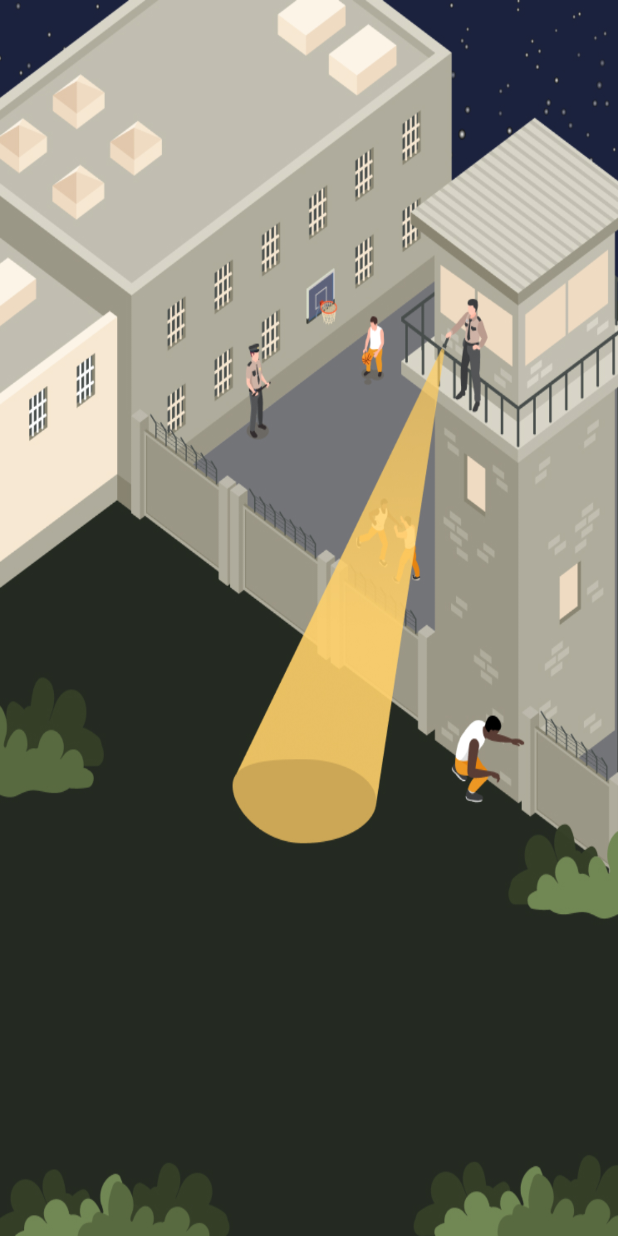
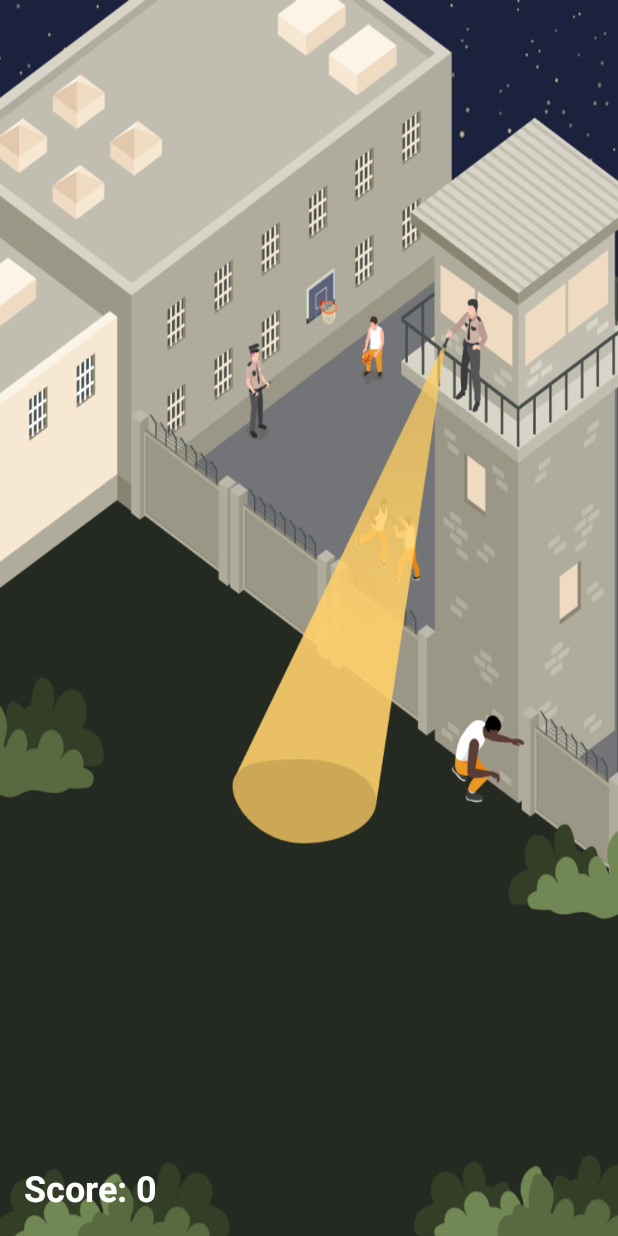
Before and after one commit to noura1133/prisoner, an Android app: the screen it shows after launch (GameActivity), after a tap on "Jouer", on a phone screen of 412 x 824 dp. Run offline under Robolectric (Android 15) with nearby library versions, the phone set to English and light mode, and no system bars.

Commit message:
score + timer

```diff
--- a/app/src/main/java/prisoner/sdl/GameActivity.java
+++ b/app/src/main/java/prisoner/sdl/GameActivity.java
@@ -13,6 +13,7 @@ import android.media.AudioRecord;
 import android.app.Activity;
 import android.os.Bundle;
 import android.util.Log;
+import android.widget.TextView;
 
 import androidx.activity.EdgeToEdge;
 import androidx.appcompat.app.AppCompatActivity;
@@ -20,6 +21,8 @@ import androidx.core.graphics.Insets;
 import androidx.core.view.ViewCompat;
 import androidx.core.view.WindowInsetsCompat;
 
+import java.util.ArrayList;
+import java.util.Arrays;
 import java.util.Random;
 
 public class GameActivity extends AppCompatActivity implements SensorEventListener {
@@ -29,6 +32,8 @@ public class GameActivity extends AppCompatActivity implements SensorEventListen
     private Sensor lightSensor;
 
     private GameTypeEnum gameType;
+
+    private Integer score = 0;
 
     private long currentTimeMillis = System.currentTimeMillis();
     private Random random = new Random();
@@ -43,6 +48,14 @@ public class GameActivity extends AppCompatActivity implements SensorEventListen
         gameType = getRandomGameType();
         setBackground();
 
+        // Init score
+        Intent intent = getIntent();
+        String scoreString = intent.getStringExtra("score");
+        Integer scoreFromThread = (scoreString != null) ? Integer.parseInt(scoreString) : null;
+        score = (scoreFromThread != null) ? scoreFromThread : 0;
+
+
+        // Init sensor
         sensorManager = (SensorManager) getSystemService(Context.SENSOR_SERVICE);
         accelerometer = sensorManager.getDefaultSensor(Sensor.TYPE_ACCELEROMETER);
         lightSensor = sensorManager.getDefaultSensor(Sensor.TYPE_LIGHT);
@@ -70,7 +83,7 @@ public class GameActivity extends AppCompatActivity implements SensorEventListen
             }
         }
         if (event.sensor.getType() == Sensor.TYPE_LIGHT) {
-            checkLose();
+            checkLoose();
             if(gameType == GameTypeEnum.LIGHT && event.values[0] < 10 ){
                 gameManager();
             }
@@ -82,14 +95,21 @@ public class GameActivity extends AppCompatActivity implements SensorEventListen
 
     public void gameManager(){
         gameType = getRandomGameType();
+        score ++;
+        // TODO
+        // Mettre ça autre part ??
+        TextView scoreTextView = findViewById(R.id.textViewScore);
+        scoreTextView.setText(score == null ? "0" : String.valueOf(score));
         if(gameType == GameTypeEnum.OFFICER){
             Intent intent = new Intent(GameActivity.this, BushActivity.class);
+            intent.putExtra("score", String.valueOf(score));
+            intent.putExtra("timer", MAX_TIME_ALLOWED);
             startActivity(intent);
         }
         setBackground();
         this.currentTimeMillis = System.currentTimeMillis();
     }
-    public void checkLose(){
+    public void checkLoose(){
         if(System.currentTimeMillis() - this.currentTimeMillis > MAX_TIME_ALLOWED ){
             Intent intent = new Intent(GameActivity.this, EndActivity.class);
             startActivity(intent);
@@ -97,9 +117,15 @@ public class GameActivity extends AppCompatActivity implements SensorEventListen
     }
 
     private GameTypeEnum getRandomGameType() {
-        GameTypeEnum[] allGameTypes = { GameTypeEnum.DOG, GameTypeEnum.LIGHT, GameTypeEnum.OFFICER };
-        int randomIndex = random.nextInt(allGameTypes.length);
-        return allGameTypes[randomIndex];
+        GameTypeEnum[] allGameTypes = GameTypeEnum.values();
+
+        // Supprimer l'élément actuel de la liste
+        ArrayList<GameTypeEnum> availableTypes = new ArrayList<>(Arrays.asList(allGameTypes));
+        availableTypes.remove(gameType);
+
+        // Sélectionner un élément aléatoire de la liste modifiée
+        int randomIndex = random.nextInt(availableTypes.size());
+        return availableTypes.get(randomIndex);
     }
 
     @Override
--- a/app/src/main/java/prisoner/sdl/GameTypeEnum.java
+++ b/app/src/main/java/prisoner/sdl/GameTypeEnum.java
@@ -4,8 +4,8 @@ public enum GameTypeEnum {
 
     DOG ("dog_level"),
     LIGHT ("light_level"),
-    OFFICER ("officer_level"),
-    BASIC ("basic_level");
+    OFFICER ("officer_level");
+    //BASIC ("basic_level");
 
     private final String label;
 
--- a/app/src/main/res/layout/activity_game.xml
+++ b/app/src/main/res/layout/activity_game.xml
@@ -1,5 +1,5 @@
 <?xml version="1.0" encoding="utf-8"?>
-<androidx.constraintlayout.widget.ConstraintLayout
+<RelativeLayout
     xmlns:android="http://schemas.android.com/apk/res/android"
     xmlns:tools="http://schemas.android.com/tools"
     android:background="@drawable/base"
@@ -8,6 +8,18 @@
     android:layout_height="match_parent"
     tools:context=".GameActivity">
 
-    <!-- Votre contenu de layout ici -->
+    <TextView
+        android:id="@+id/textViewScore"
+        android:layout_width="wrap_content"
+        android:layout_height="wrap_content"
+        android:text="Score: 0"
+        android:textSize="24sp"
+        android:textStyle="bold"
+        android:textColor="@android:color/white"
+        android:layout_alignParentStart="true"
+        android:layout_alignParentBottom="true"
+        android:layout_marginStart="16dp"
+        android:layout_marginBottom="16dp"
+        tools:ignore="MissingConstraints" />
 
-</androidx.constraintlayout.widget.ConstraintLayout>
+</RelativeLayout>
```
